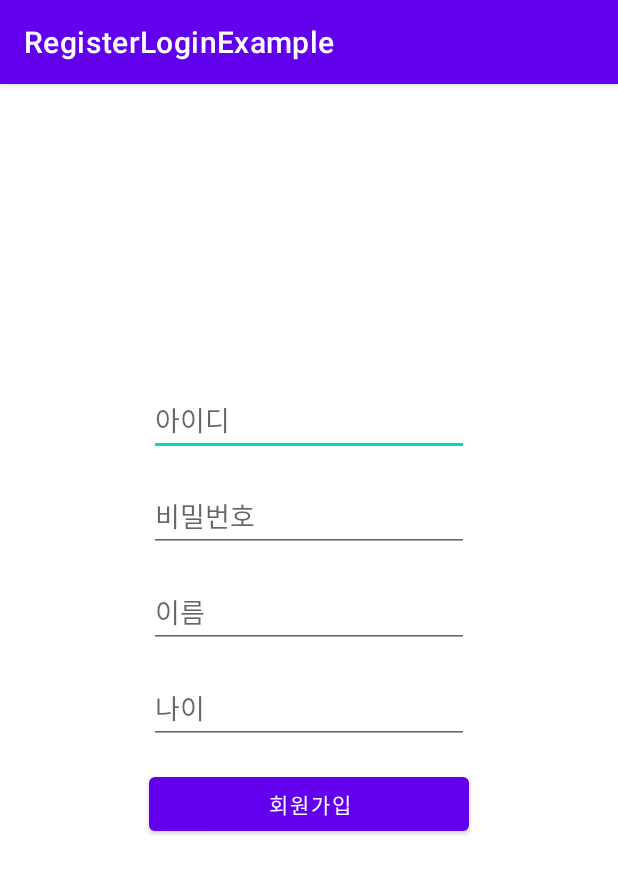
After one commit to kyuri0222/AndroidStudio, an Android app: the RegisterActivity screen opened directly, with no data from a screen before it, on a phone screen of 412 x 824 dp. The commit adds this screen. Shown: the top 874 px of the screen. Run offline under Robolectric (Android 15) with nearby library versions, the phone set to English and light mode, and no system bars.

Commit message:
Upload RegisterActivity

```diff
--- a/RegisterLoginExample/app/src/main/AndroidManifest.xml
+++ b/RegisterLoginExample/app/src/main/AndroidManifest.xml
@@ -9,6 +9,7 @@
         android:roundIcon="@mipmap/ic_launcher_round"
         android:supportsRtl="true"
         android:theme="@style/Theme.RegisterLoginExample">
+        <activity android:name=".RegisterActivity"></activity>
         <activity android:name=".MainActivity">
             <intent-filter>
                 <action android:name="android.intent.action.MAIN" />
--- /dev/null
+++ b/RegisterLoginExample/app/src/main/java/org/techtown/registerloginexample/RegisterActivity.java
@@ -0,0 +1,14 @@
+package org.techtown.registerloginexample;
+
+import androidx.appcompat.app.AppCompatActivity;
+
+import android.os.Bundle;
+
+public class RegisterActivity extends AppCompatActivity {
+
+    @Override
+    protected void onCreate(Bundle savedInstanceState) {
+        super.onCreate(savedInstanceState);
+        setContentView(R.layout.activity_register);
+    }
+}
--- a/RegisterLoginExample/app/src/main/res/layout/activity_main.xml
+++ b/RegisterLoginExample/app/src/main/res/layout/activity_main.xml
@@ -72,6 +72,7 @@
         android:layout_marginEnd="8dp"
         android:layout_marginRight="8dp"
         android:text="TextView"
+        android:textSize="30sp"
         app:layout_constraintEnd_toEndOf="parent"
         app:layout_constraintStart_toStartOf="parent"
         app:layout_constraintTop_toBottomOf="@+id/textView3" />
--- /dev/null
+++ b/RegisterLoginExample/app/src/main/res/layout/activity_register.xml
@@ -0,0 +1,70 @@
+<?xml version="1.0" encoding="utf-8"?>
+<androidx.constraintlayout.widget.ConstraintLayout xmlns:android="http://schemas.android.com/apk/res/android"
+    xmlns:app="http://schemas.android.com/apk/res-auto"
+    xmlns:tools="http://schemas.android.com/tools"
+    android:layout_width="match_parent"
+    android:layout_height="match_parent"
+    tools:context=".RegisterActivity">
+
+    <EditText
+        android:id="@+id/et_id"
+        android:layout_width="wrap_content"
+        android:layout_height="wrap_content"
+        android:layout_marginStart="8dp"
+        android:layout_marginLeft="8dp"
+        android:layout_marginTop="200dp"
+        android:layout_marginEnd="8dp"
+        android:layout_marginRight="8dp"
+        android:ems="10"
+        android:hint="아이디"
+        android:inputType="textPersonName"
+        app:layout_constraintEnd_toEndOf="parent"
+        app:layout_constraintStart_toStartOf="parent"
+        app:layout_constraintTop_toTopOf="parent" />
+
+    <EditText
+        android:id="@+id/et_pass"
+        android:layout_width="wrap_content"
+        android:layout_height="wrap_content"
+        android:layout_marginTop="16dp"
+        android:ems="10"
+        android:hint="비밀번호"
+        android:inputType="textPersonName"
+        app:layout_constraintEnd_toEndOf="@+id/et_id"
+        app:layout_constraintStart_toStartOf="@+id/et_id"
+        app:layout_constraintTop_toBottomOf="@+id/et_id" />
+
+    <EditText
+        android:id="@+id/et_name"
+        android:layout_width="wrap_content"
+        android:layout_height="wrap_content"
+        android:layout_marginTop="16dp"
+        android:ems="10"
+        android:hint="이름"
+        android:inputType="textPersonName"
+        app:layout_constraintEnd_toEndOf="@+id/et_pass"
+        app:layout_constraintStart_toStartOf="@+id/et_pass"
+        app:layout_constraintTop_toBottomOf="@+id/et_pass" />
+
+    <EditText
+        android:id="@+id/et_age"
+        android:layout_width="wrap_content"
+        android:layout_height="wrap_content"
+        android:layout_marginTop="16dp"
+        android:ems="10"
+        android:hint="나이"
+        android:inputType="textPersonName"
+        app:layout_constraintEnd_toEndOf="@+id/et_name"
+        app:layout_constraintStart_toStartOf="@+id/et_name"
+        app:layout_constraintTop_toBottomOf="@+id/et_name" />
+
+    <Button
+        android:id="@+id/btn_register"
+        android:layout_width="0dp"
+        android:layout_height="wrap_content"
+        android:layout_marginTop="16dp"
+        android:text="회원가입"
+        app:layout_constraintEnd_toEndOf="@+id/et_age"
+        app:layout_constraintStart_toStartOf="@+id/et_age"
+        app:layout_constraintTop_toBottomOf="@+id/et_age" />
+</androidx.constraintlayout.widget.ConstraintLayout>
```
